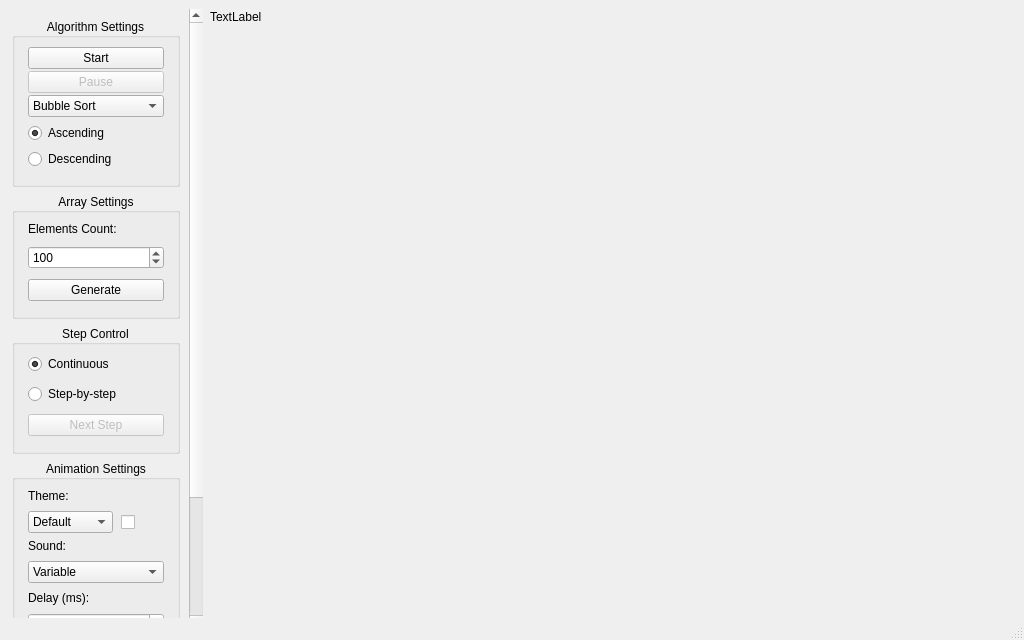
First picture: the form in mainwindow.ui, repository adamt-eng/sorting-visualizer, before the edit.
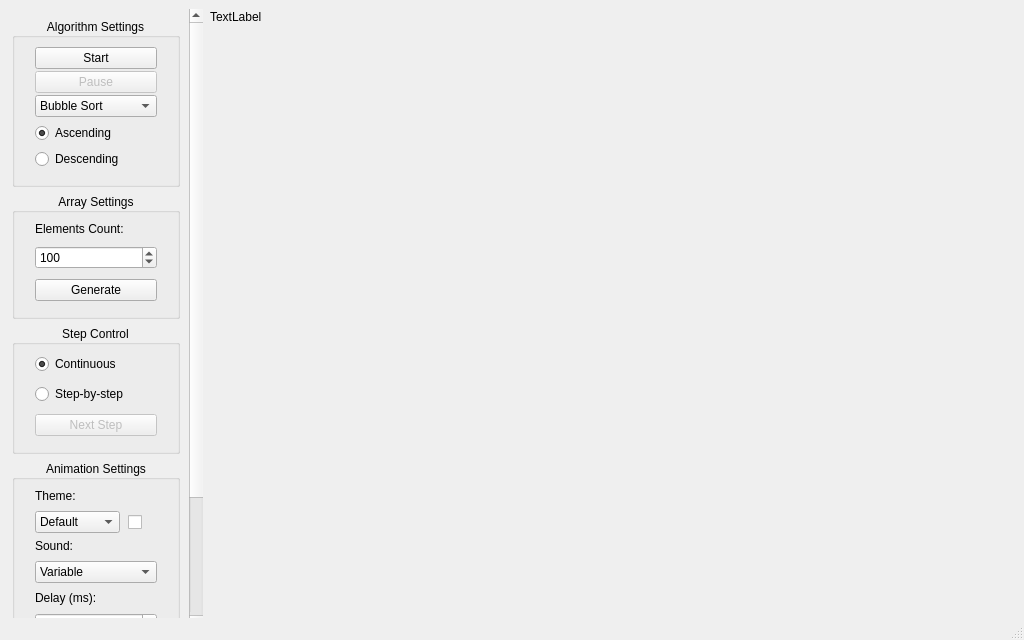
Second picture: the form after the edit. Icons and pictures are not drawn.

What changed in the file:
```diff
--- a/mainwindow.ui
+++ b/mainwindow.ui
@@ -150,10 +150,10 @@
         </property>
         <layout class="QVBoxLayout" name="verticalLayout_3">
          <property name="leftMargin">
-          <number>13</number>
+          <number>20</number>
          </property>
          <property name="rightMargin">
-          <number>13</number>
+          <number>20</number>
          </property>
          <property name="bottomMargin">
           <number>15</number>
@@ -219,16 +219,11 @@
            <item>
             <widget class="QComboBox" name="algorithmComboBox">
              <property name="sizePolicy">
-              <sizepolicy hsizetype="MinimumExpanding" vsizetype="MinimumExpanding">
+              <sizepolicy hsizetype="Expanding" vsizetype="Expanding">
                <horstretch>0</horstretch>
                <verstretch>0</verstretch>
               </sizepolicy>
              </property>
-             <property name="font">
-              <font>
-               <pointsize>9</pointsize>
-              </font>
-             </property>
              <property name="focusPolicy">
               <enum>Qt::FocusPolicy::NoFocus</enum>
              </property>
@@ -359,10 +354,10 @@
         </property>
         <layout class="QVBoxLayout" name="verticalLayout_6">
          <property name="leftMargin">
-          <number>13</number>
+          <number>20</number>
          </property>
          <property name="rightMargin">
-          <number>13</number>
+          <number>20</number>
          </property>
          <property name="bottomMargin">
           <number>15</number>
@@ -456,10 +451,10 @@
         </property>
         <layout class="QVBoxLayout" name="verticalLayout_5">
          <property name="leftMargin">
-          <number>13</number>
+          <number>20</number>
          </property>
          <property name="rightMargin">
-          <number>13</number>
+          <number>20</number>
          </property>
          <property name="bottomMargin">
           <number>15</number>
@@ -556,10 +551,10 @@
         </property>
         <layout class="QVBoxLayout" name="verticalLayout_4">
          <property name="leftMargin">
-          <number>13</number>
+          <number>20</number>
          </property>
          <property name="rightMargin">
-          <number>13</number>
+          <number>20</number>
          </property>
          <property name="bottomMargin">
           <number>15</number>
```
Left out of the diff: 4 changed lines with no effect on the pictures.
